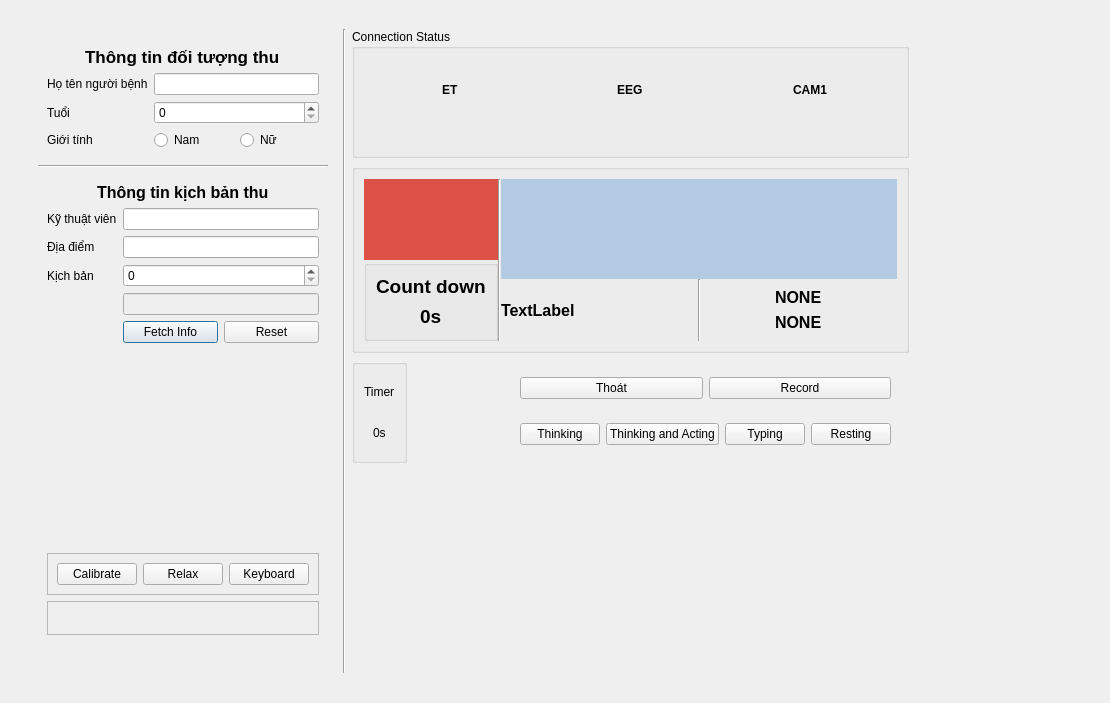
Before: the Qt Designer form UiFiles/createSample.ui in dangkh/UIDataCollection, drawn with Qt 5.
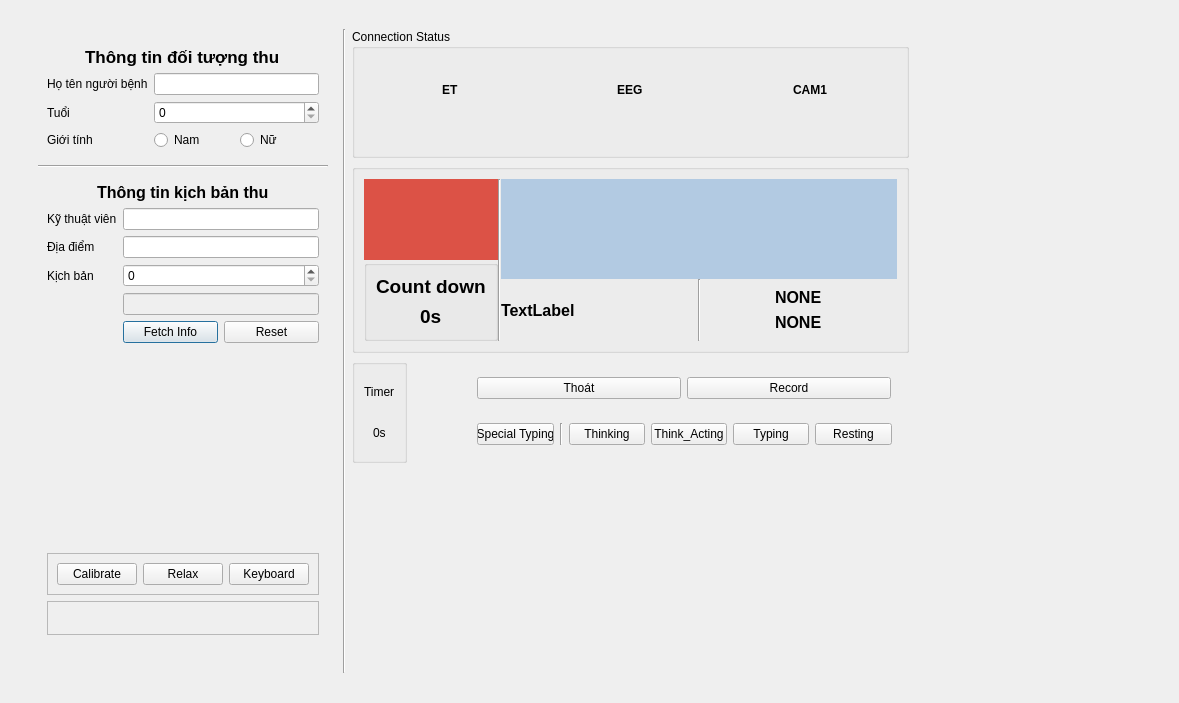
After: the same form once the commit is applied. Icons and pictures are not drawn.

Commit message:
add btn typing
add BTN typing for new scenario

What changed in the file:
```diff
--- a/UiFiles/createSample.ui
+++ b/UiFiles/createSample.ui
@@ -6,7 +6,7 @@
    <rect>
     <x>0</x>
     <y>0</y>
-    <width>1110</width>
+    <width>1179</width>
     <height>703</height>
    </rect>
   </property>
@@ -465,6 +465,20 @@
                 <item>
                  <widget class="QFrame" name="frame">
                   <layout class="QHBoxLayout" name="horizontalLayout_7">
+                   <item>
+                    <widget class="QPushButton" name="TypeButton_spc">
+                     <property name="text">
+                      <string>Special Typing</string>
+                     </property>
+                    </widget>
+                   </item>
+                   <item>
+                    <widget class="Line" name="line_4">
+                     <property name="orientation">
+                      <enum>Qt::Vertical</enum>
+                     </property>
+                    </widget>
+                   </item>
                    <item>
                     <widget class="QPushButton" name="ThinkButton">
                      <property name="text">
@@ -480,7 +494,7 @@
                       </font>
                      </property>
                      <property name="text">
-                      <string>Thinking and Acting</string>
+                      <string>Think_Acting</string>
                      </property>
                     </widget>
                    </item>
```
The commit also changes 1 other file.
